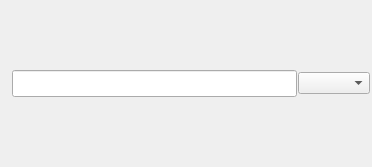
Before: the Qt Designer form hBBr/Editor/CustomSearchLine.ui in hbbwang/HBBr, drawn with Qt 5.
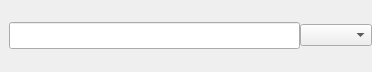
After: the same form once the commit is applied.

Diff of the .ui file:
```diff
--- a/hBBr/Editor/CustomSearchLine.ui
+++ b/hBBr/Editor/CustomSearchLine.ui
@@ -7,7 +7,7 @@
     <x>0</x>
     <y>0</y>
     <width>372</width>
-    <height>167</height>
+    <height>72</height>
    </rect>
   </property>
   <property name="windowTitle">
@@ -32,19 +32,19 @@
    <item>
     <layout class="QHBoxLayout" name="horizontalLayout" stretch="0,5,1">
      <property name="spacing">
-      <number>1</number>
+      <number>0</number>
      </property>
      <property name="leftMargin">
-      <number>2</number>
+      <number>0</number>
      </property>
      <property name="topMargin">
-      <number>2</number>
+      <number>0</number>
      </property>
      <property name="rightMargin">
-      <number>2</number>
+      <number>0</number>
      </property>
      <property name="bottomMargin">
-      <number>2</number>
+      <number>0</number>
      </property>
      <item>
       <widget class="QLabel" name="label">
```
